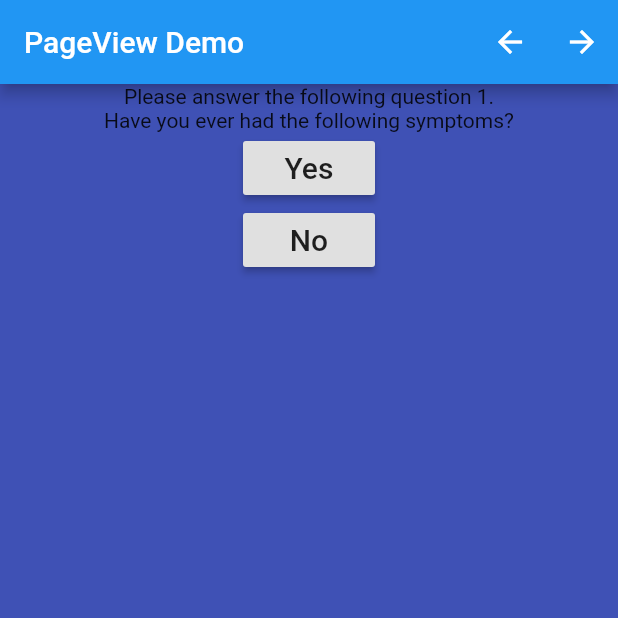
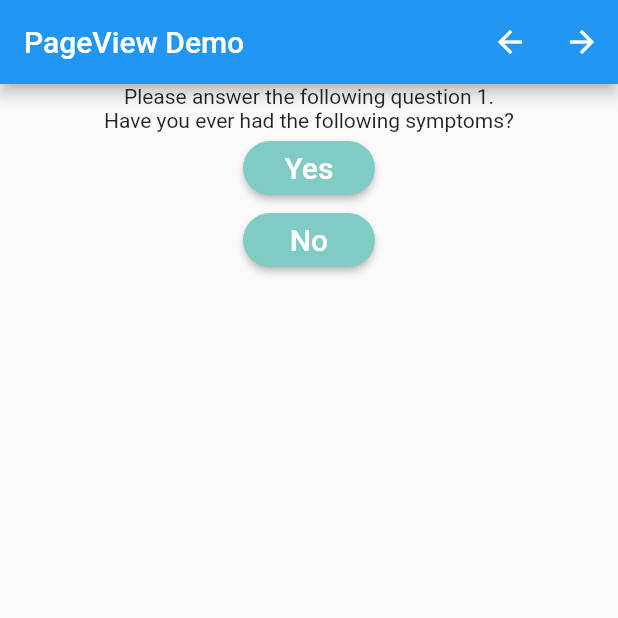
Before and after one commit to Endev-Brian-Kan/PageViewExercise, a Flutter app: the screen it shows after launch, on a phone screen of 412 x 824 dp, the top half of it. Run offline on Flutter 3.47's test engine with Material 2 defaults, Android fonts, the phone set to English and light mode, and no system bars.

Commit message:
Rounded the corners of the buttons, changed font color and changed button color

```diff
--- a/lib/main.dart
+++ b/lib/main.dart
@@ -35,7 +35,7 @@ class _HomePageState extends State<HomePage> {
               }),
         ]),
         body: PageView(
-          pageSnapping: false,
+          // pageSnapping: false,
           // Axis.vertical;
           controller: pageController,
           onPageChanged: (index) {
@@ -46,76 +46,100 @@ class _HomePageState extends State<HomePage> {
           },
           children: <Widget>[
             Container(
-              color: Colors.indigo,
+              // color: Colors.indigo,
               child: Column(
                 children: <Widget>[
                   Text("Please answer the following question 1."),
                   Text("Have you ever had the following symptoms?"),
                   RaisedButton(
+                    shape: RoundedRectangleBorder(
+                        borderRadius: BorderRadius.circular(50)),
+                    color: Colors.teal[200],
                     onPressed: () {
                       pageController.animateToPage(++pageChanged,
                           duration: Duration(milliseconds: 250),
                           curve: Curves.bounceInOut);
                     },
-                    child: Text('Yes', style: TextStyle(fontSize: 20)),
+                    child: Text('Yes',
+                        style: TextStyle(fontSize: 20, color: Colors.white)),
                   ),
                   RaisedButton(
+                    shape: RoundedRectangleBorder(
+                        borderRadius: BorderRadius.circular(50)),
+                    color: Colors.teal[200],
                     onPressed: () {
                       pageController.animateToPage(--pageChanged,
                           duration: Duration(milliseconds: 250),
                           curve: Curves.bounceInOut);
                     },
-                    child: Text('No', style: TextStyle(fontSize: 20)),
+                    child: Text('No',
+                        style: TextStyle(fontSize: 20, color: Colors.white)),
                   ),
                 ],
               ),
             ),
             Container(
-              color: Colors.red,
+              // color: Colors.red,
               child: Column(
                 children: <Widget>[
                   Text("Please answer the following question 2."),
                   Text("Have you ever had the following symptoms?"),
                   RaisedButton(
+                    shape: RoundedRectangleBorder(
+                        borderRadius: BorderRadius.circular(50)),
+                    color: Colors.teal[200],
                     onPressed: () {
                       pageController.animateToPage(++pageChanged,
                           duration: Duration(milliseconds: 250),
                           curve: Curves.bounceInOut);
                     },
-                    child: Text('Yes', style: TextStyle(fontSize: 20)),
+                    child: Text('Yes',
+                        style: TextStyle(fontSize: 20, color: Colors.white)),
                   ),
                   RaisedButton(
+                    shape: RoundedRectangleBorder(
+                        borderRadius: BorderRadius.circular(50)),
+                    color: Colors.teal[200],
                     onPressed: () {
                       pageController.animateToPage(--pageChanged,
                           duration: Duration(milliseconds: 250),
                           curve: Curves.bounceInOut);
                     },
-                    child: Text('No', style: TextStyle(fontSize: 20)),
+                    child: Text('No',
+                        style: TextStyle(fontSize: 20, color: Colors.white)),
                   ),
                 ],
               ),
             ),
             Container(
-              color: Colors.brown,
+              // color: Colors.brown,
               child: Column(
                 children: <Widget>[
                   Text("Please answer the following question 3."),
                   Text("Have you ever had the following symptoms?"),
                   RaisedButton(
+                    shape: RoundedRectangleBorder(
+                        borderRadius: BorderRadius.circular(50)),
+                    color: Colors.teal[200],
                     onPressed: () {
                       pageController.animateToPage(++pageChanged,
                           duration: Duration(milliseconds: 250),
                           curve: Curves.bounceInOut);
                     },
-                    child: Text('Yes', style: TextStyle(fontSize: 20)),
+                    child: Text('Yes',
+                        style: TextStyle(fontSize: 20, color: Colors.white)),
                   ),
                   RaisedButton(
+                    shape: RoundedRectangleBorder(
+                        borderRadius: BorderRadius.circular(50)),
+                    color: Colors.teal[200],
                     onPressed: () {
                       pageController.animateToPage(--pageChanged,
                           duration: Duration(milliseconds: 250),
                           curve: Curves.bounceInOut);
                     },
-                    child: Text('No', style: TextStyle(fontSize: 20)),
+                    child: Text('No',
+                        style: TextStyle(fontSize: 20, color: Colors.white)),
                   ),
                 ],
               ),
```
